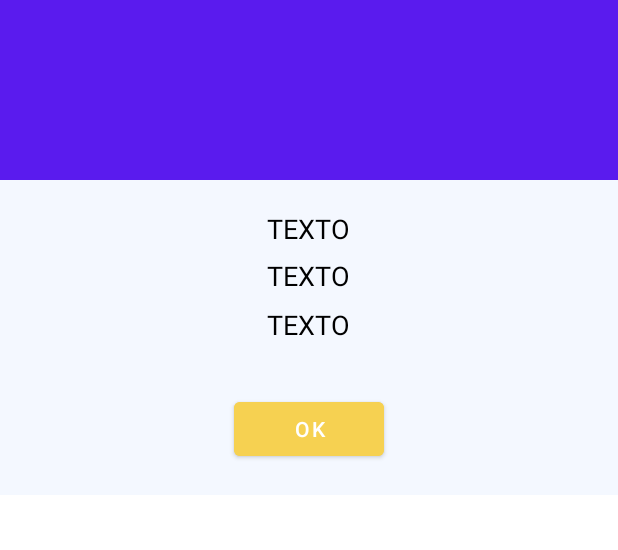
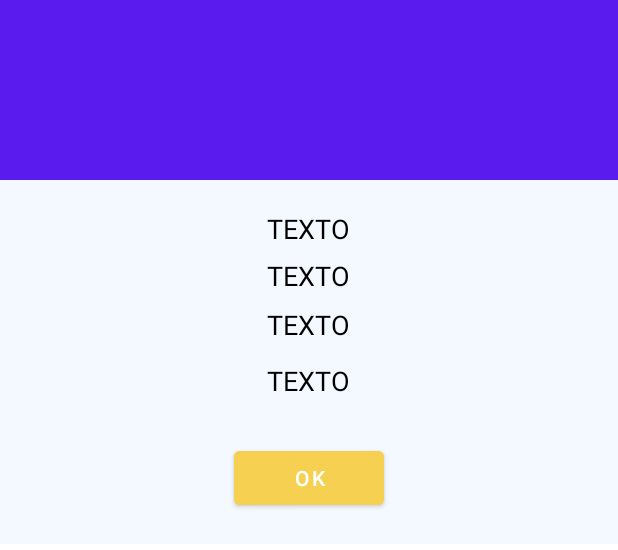
Before and after one commit to vanessakoch/weather-web-service, an Android app: the layout show_dialog.xml on its own in the app's theme, with its tools: preview values and no code run, on a phone screen of 412 x 824 dp. Shown: the top 550 px of the screen. Run offline under Robolectric (Android 15) with nearby library versions, the phone set to English and light mode, and no system bars.

Commit message:
ultimas alteraçoes, pegando clima pelo id pronto

```diff
--- a/client2/app/src/main/res/layout/fragment_search.xml
+++ b/client2/app/src/main/res/layout/fragment_search.xml
@@ -114,7 +114,7 @@
         app:layout_constraintTop_toBottomOf="@+id/textView5">
 
         <EditText
-            android:id="@+id/editTextNumber"
+            android:id="@+id/txtId"
             android:layout_width="112dp"
             android:layout_height="match_parent"
             android:layout_marginRight="10dp"
@@ -128,7 +128,7 @@
             android:textColor="@color/blue_500" />
 
         <Button
-            android:id="@+id/button"
+            android:id="@+id/btnSearchId"
             android:layout_width="wrap_content"
             android:layout_height="wrap_content"
             android:backgroundTint="@color/blue_700"
--- a/client2/app/src/main/res/layout/show_dialog.xml
+++ b/client2/app/src/main/res/layout/show_dialog.xml
@@ -10,6 +10,7 @@
         android:layout_height="120dp"
         android:background="@color/blue_500"
         android:gravity="center"
+        android:padding="20dp"
         android:scaleType="fitCenter" />
 
     <TextView
@@ -57,13 +58,28 @@
         android:textColor="#ff000000"
         android:textSize="18sp" />
 
+    <TextView
+        android:id="@+id/txtUpdate"
+        android:layout_width="wrap_content"
+        android:layout_height="wrap_content"
+        android:layout_below="@+id/imgClima"
+        android:layout_centerHorizontal="true"
+        android:layout_marginLeft="4dp"
+        android:layout_marginTop="121dp"
+        android:layout_marginRight="4dp"
+        android:layout_marginBottom="20dp"
+        android:gravity="center_horizontal"
+        android:text="TEXTO"
+        android:textColor="#ff000000"
+        android:textSize="18sp" />
+
     <Button
         android:id="@+id/btnOk"
         android:layout_width="100dp"
         android:layout_height="wrap_content"
         android:layout_below="@+id/txtTemperatura"
         android:layout_centerHorizontal="true"
-        android:layout_marginTop="77dp"
+        android:layout_marginTop="110dp"
         android:layout_marginBottom="20dp"
         android:backgroundTint="@color/yellow"
         android:gravity="center_vertical|center_horizontal"
```
Also changed, not shown: client2/app/src/main/java/com/example/client2/SearchFragment.java (+45 -11 lines), client2/app/src/main/res/layout/fragment_weather.xml (+15 -3 lines), client2/app/src/main/res/drawable/cold.png (deleted), client2/app/src/main/res/drawable/rain.png (deleted), client2/app/src/main/res/drawable/snowflake.png (added), client2/app/src/main/res/drawable/sun.png (deleted), client2/app/src/main/res/drawable/sun2.png (deleted), client2/app/src/main/res/drawable/sun3.png (deleted), client2/app/src/main/res/drawable/sunny.png (added), 9 other files.
